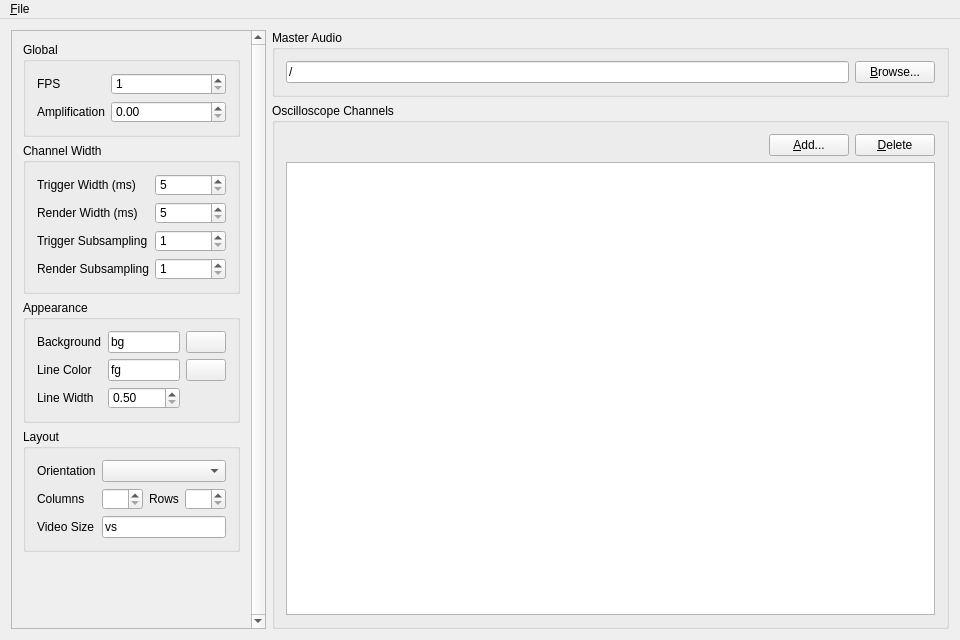
Above: ovgenpy/gui/mainwindow.ui from corrscope/corrscope before the change. Below: the same form after it.
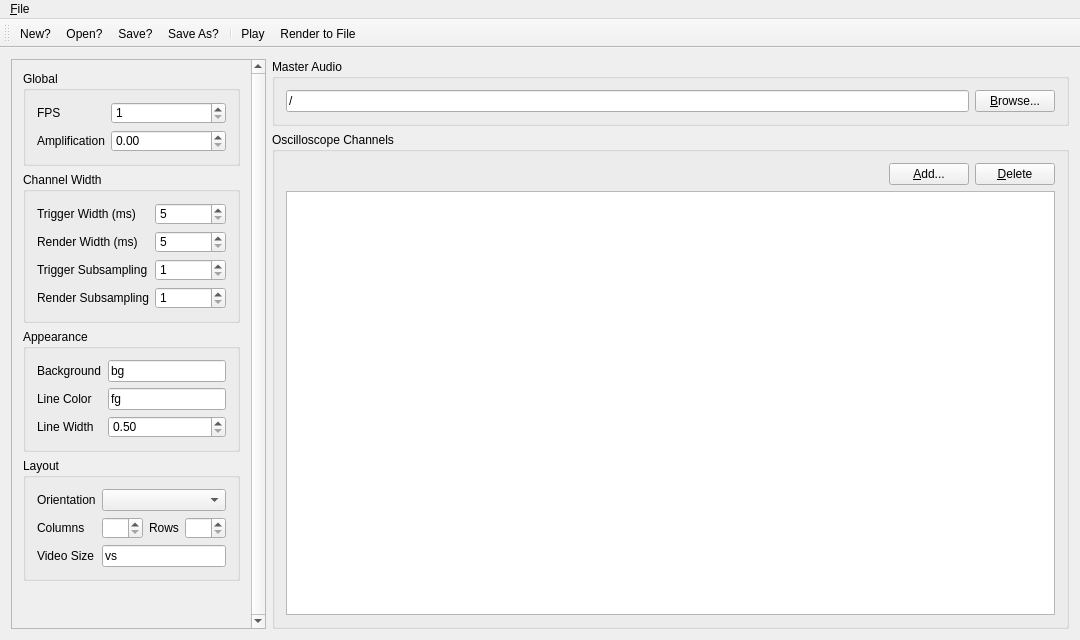
That is the form after the change.

Commit message: [ui] Widen window, remove unfinished color swatches, add toolbar and stuff

What changed in the file:
```diff
--- a/ovgenpy/gui/mainwindow.ui
+++ b/ovgenpy/gui/mainwindow.ui
@@ -6,7 +6,7 @@
    <rect>
     <x>0</x>
     <y>0</y>
-    <width>960</width>
+    <width>1080</width>
     <height>640</height>
    </rect>
   </property>
@@ -161,7 +161,7 @@
           <property name="title">
            <string>Appearance</string>
           </property>
-          <layout class="QGridLayout" name="gridLayout_2">
+          <layout class="QFormLayout" name="formLayout_4">
            <item row="0" column="0">
             <widget class="QLabel" name="render__bg_colorL">
              <property name="text">
@@ -176,13 +176,6 @@
              </property>
             </widget>
            </item>
-           <item row="0" column="2">
-            <widget class="QPushButton" name="render__bg_colorButton">
-             <property name="text">
-              <string/>
-             </property>
-            </widget>
-           </item>
            <item row="1" column="0">
             <widget class="QLabel" name="render__init_line_colorL">
              <property name="text">
@@ -197,13 +190,6 @@
              </property>
             </widget>
            </item>
-           <item row="1" column="2">
-            <widget class="QPushButton" name="render__init_line_colorButton">
-             <property name="text">
-              <string/>
-             </property>
-            </widget>
-           </item>
            <item row="2" column="0">
             <widget class="QLabel" name="render__line_widthL">
              <property name="text">
@@ -382,29 +368,42 @@
    </widget>
    <addaction name="menuFile"/>
   </widget>
+  <widget class="QToolBar" name="toolBar">
+   <property name="windowTitle">
+    <string>toolBar</string>
+   </property>
+   <attribute name="toolBarArea">
+    <enum>TopToolBarArea</enum>
+   </attribute>
+   <attribute name="toolBarBreak">
+    <bool>false</bool>
+   </attribute>
+   <addaction name="actionNew"/>
+   <addaction name="actionOpen"/>
+   <addaction name="actionSave"/>
+   <addaction name="actionSaveAs"/>
+   <addaction name="separator"/>
+   <addaction name="actionPlay"/>
+   <addaction name="actionRender"/>
+  </widget>
   <action name="actionOpen">
    <property name="text">
-    <string>&amp;Open Project</string>
+    <string>&amp;Open?</string>
    </property>
   </action>
   <action name="actionSave">
    <property name="text">
-    <string>&amp;Save</string>
+    <string>&amp;Save?</string>
    </property>
   </action>
   <action name="actionNew">
    <property name="text">
-    <string>&amp;New Project</string>
+    <string>&amp;New?</string>
    </property>
   </action>
   <action name="actionSaveAs">
    <property name="text">
-    <string>Save &amp;As</string>
-   </property>
-  </action>
-  <action name="action_Quit">
-   <property name="text">
-    <string>&amp;Quit</string>
+    <string>Save &amp;As?</string>
    </property>
   </action>
   <action name="actionExit">
```
